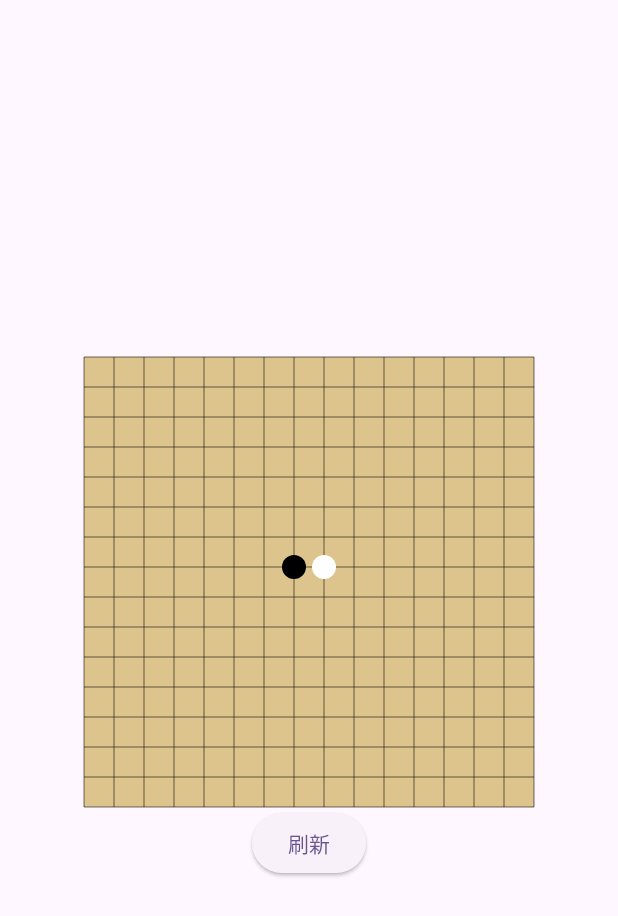
After one commit to BabySid/flutter_templ, a Flutter app: the CustomPaintAndCanvasPage screen opened directly, after a tap on "刷新", on a phone screen of 412 x 824 dp. The commit adds this screen. Shown: the top 916 px of the screen. Run offline on Flutter 3.47's test engine with Material 3 defaults, Android fonts, the phone set to English and light mode, and no system bars; our stand-ins replace fluttertoast.

Commit message:
update code

```diff
--- /dev/null
+++ b/lib/src/pages/widget_pages/paint_canvas.dart
@@ -0,0 +1,116 @@
+import 'dart:math';
+
+import 'package:flutter/material.dart';
+import 'package:flutter_teml/src/utils/name_provider.dart';
+
+class CustomPaintAndCanvasPage extends StatelessWidget implements NameProvider {
+  static const String _name = "CustomPaintAndCanvas";
+  @override
+  String get name => _name;
+
+  const CustomPaintAndCanvasPage({super.key});
+
+  @override
+  Widget build(BuildContext context) {
+    return Scaffold(
+      body: Center(
+        child: Column(
+          mainAxisSize: MainAxisSize.min,
+          children: [
+            RepaintBoundary(
+              // RepaintBoundary避免子节点不必要的重绘(.paint()被调用)
+              // 在ElevatedButton.onPressed不断的刷新画布，就导致了CustomPaint 不停的重绘
+              // 所以加上RepaintBoundary就形成一个新的画布
+              child: CustomPaint(
+                size: Size(300, 300), //指定画布大小
+                painter: _MyPainter(),
+              ),
+            ),
+            ElevatedButton(onPressed: () {}, child: Text("刷新")),
+          ],
+        ),
+      ),
+    );
+  }
+}
+
+class _MyPainter extends CustomPainter {
+  @override
+  void paint(Canvas canvas, Size size) {
+    //print('paint');
+    var rect = Offset.zero & size;
+    // 性能优化建议2
+    // 绘制尽可能多的分层；在上面五子棋的示例中，我们将棋盘和棋子的绘制放在了一起，
+    // 这样会有一个问题：由于棋盘始终是不变的，用户每次落子时变的只是棋子，但是如果按照下面的代码来实现，
+    // 每次绘制棋子时都要重新绘制一次棋盘，这是没必要的。优化的方法就是将棋盘单独抽为一个组件，
+    // 并设置其shouldRepaint回调值为false，然后将棋盘组件作为背景。
+    // 然后将棋子的绘制放到另一个组件中，这样每次落子时只需要绘制棋子
+
+    //画棋盘
+    drawChessboard(canvas, rect);
+    //画棋子
+    drawPieces(canvas, rect);
+  }
+
+  // 性能优化建议1:
+  // 在UI树重新build时，控件在绘制前都会先调用该方法以确定是否有必要重绘；假如我们绘制的UI不依赖外部状态，
+  // 即外部状态改变不会影响我们的UI外观，那么就应该返回false；如果绘制依赖外部状态，
+  // 那么我们就应该在shouldRepaint中判断依赖的状态是否改变，如果已改变则应返回true来重绘，反之则应返回false不需要重绘
+  @override
+  bool shouldRepaint(CustomPainter oldDelegate) => false;
+}
+
+void drawChessboard(Canvas canvas, Rect rect) {
+  //棋盘背景
+  var paint =
+      Paint()
+        ..isAntiAlias = true
+        ..style =
+            PaintingStyle
+                .fill //填充
+        ..color = Color(0xFFDCC48C);
+  canvas.drawRect(rect, paint);
+
+  //画棋盘网格
+  paint
+    ..style =
+        PaintingStyle
+            .stroke //线
+    ..color = Colors.black38
+    ..strokeWidth = 1.0;
+
+  //画横线
+  for (int i = 0; i <= 15; ++i) {
+    double dy = rect.top + rect.height / 15 * i;
+    canvas.drawLine(Offset(rect.left, dy), Offset(rect.right, dy), paint);
+  }
+
+  for (int i = 0; i <= 15; ++i) {
+    double dx = rect.left + rect.width / 15 * i;
+    canvas.drawLine(Offset(dx, rect.top), Offset(dx, rect.bottom), paint);
+  }
+}
+
+//画棋子
+void drawPieces(Canvas canvas, Rect rect) {
+  double eWidth = rect.width / 15;
+  double eHeight = rect.height / 15;
+  //画一个黑子
+  var paint =
+      Paint()
+        ..style = PaintingStyle.fill
+        ..color = Colors.black;
+  //画一个黑子
+  canvas.drawCircle(
+    Offset(rect.center.dx - eWidth / 2, rect.center.dy - eHeight / 2),
+    min(eWidth / 2, eHeight / 2) - 2,
+    paint,
+  );
+  //画一个白子
+  paint.color = Colors.white;
+  canvas.drawCircle(
+    Offset(rect.center.dx + eWidth / 2, rect.center.dy - eHeight / 2),
+    min(eWidth / 2, eHeight / 2) - 2,
+    paint,
+  );
+}
--- a/lib/src/pages/widgets.dart
+++ b/lib/src/pages/widgets.dart
@@ -13,6 +13,7 @@
 import 'package:flutter_teml/src/pages/widget_pages/list_view.dart';
 import 'package:flutter_teml/src/pages/widget_pages/list_view_h.dart';
 import 'package:flutter_teml/src/pages/widget_pages/nested_scroll_view.dart';
+import 'package:flutter_teml/src/pages/widget_pages/paint_canvas.dart';
 import 'package:flutter_teml/src/pages/widget_pages/row_column_flex.dart';
 import 'package:flutter_teml/src/pages/widget_pages/progress_indicator.dart';
 import 'package:flutter_teml/src/pages/widget_pages/scroll_view.dart';
@@ -35,6 +36,7 @@
 
   final _tabs = [
     const CustomWidgetPage(),
+    const CustomPaintAndCanvasPage(),
     const WidgetTextPage(),
     const WidgetContainerPage(),
     const WidgetImgPage(),
```
